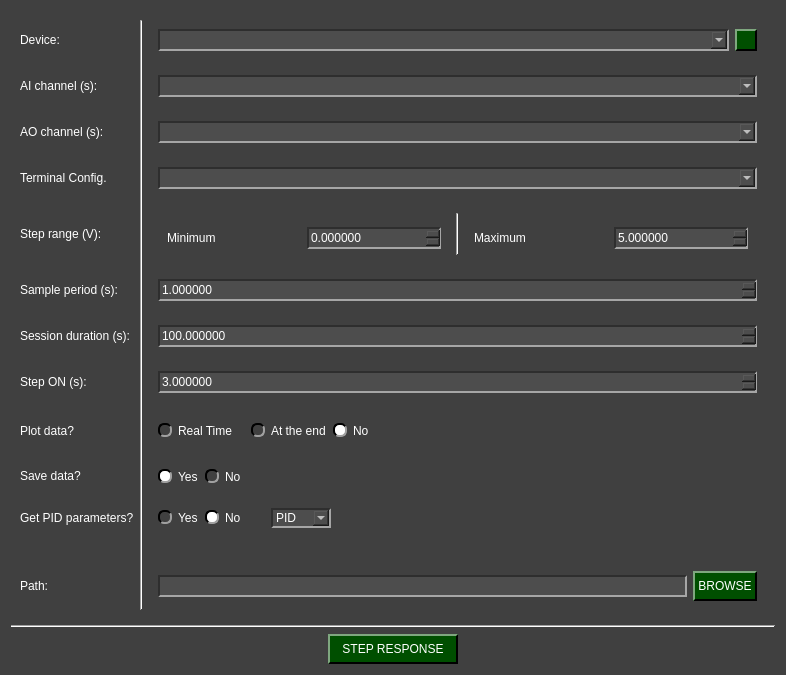
The window that pydaq/uis/PyDAQ_step_response_NIDAQ_widget.ui (viniciusfs14/pydaq) describes before a commit, drawn with Qt 5.
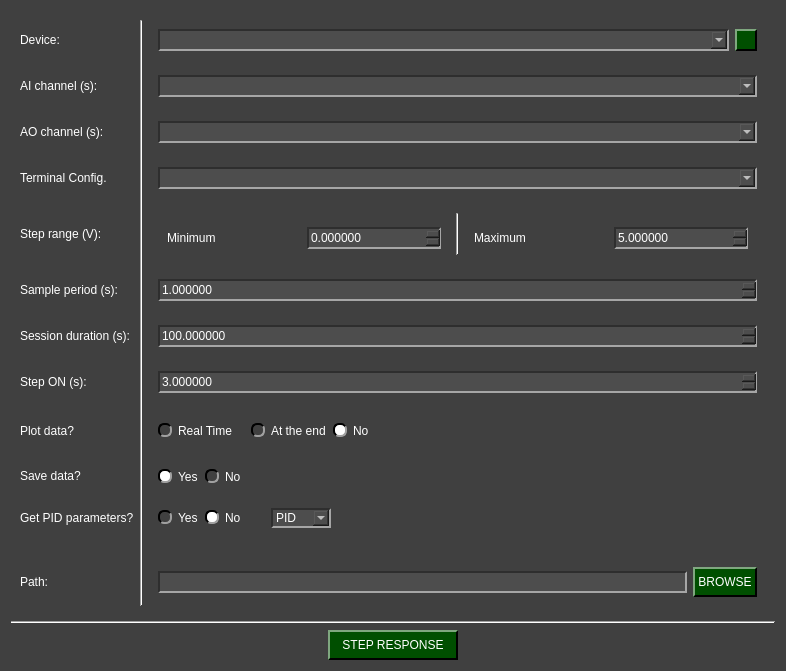
The same window after the commit. Icons and pictures are not drawn.

```diff
--- a/pydaq/uis/PyDAQ_step_response_NIDAQ_widget.ui
+++ b/pydaq/uis/PyDAQ_step_response_NIDAQ_widget.ui
@@ -7,7 +7,7 @@
     <x>0</x>
     <y>0</y>
     <width>786</width>
-    <height>675</height>
+    <height>671</height>
    </rect>
   </property>
   <property name="minimumSize">
```
Left out of the diff: 2 changed lines with no effect on the pictures.
